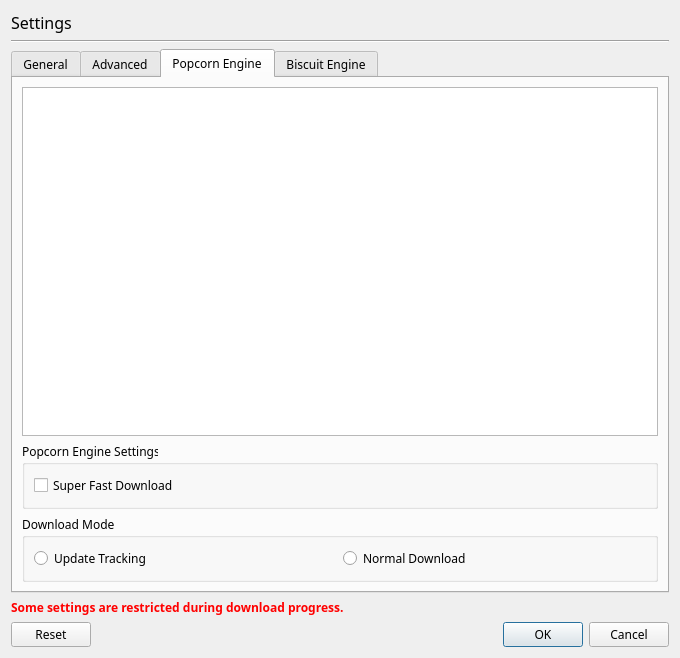
Qt form resources/ui/settings.ui (devhotteok/TwitchLink) before a commit.
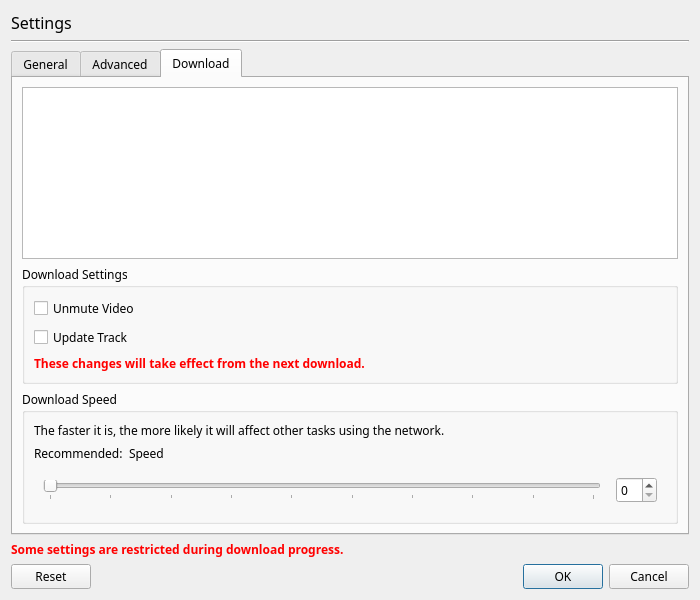
The same form after that commit. The open tabs and pages were chosen to show the change.

The edit to the form file:
```diff
--- a/resources/ui/settings.ui
+++ b/resources/ui/settings.ui
@@ -6,7 +6,7 @@
    <rect>
     <x>0</x>
     <y>0</y>
-    <width>680</width>
+    <width>700</width>
     <height>600</height>
    </rect>
   </property>
@@ -38,6 +38,7 @@
      </property>
      <property name="font">
       <font>
+       <family>Arial Rounded MT Bold</family>
        <pointsize>12</pointsize>
       </font>
      </property>
@@ -82,37 +83,7 @@
           <item>
            <widget class="QCheckBox" name="autoClose">
             <property name="text">
-             <string>Automatic Exit after Download</string>
-            </property>
-           </widget>
-          </item>
-         </layout>
-        </widget>
-       </item>
-       <item>
-        <widget class="QGroupBox" name="engineArea">
-         <property name="title">
-          <string>Download Engine</string>
-         </property>
-         <layout class="QHBoxLayout" name="engineAreaLayout">
-          <item>
-           <widget class="QRadioButton" name="popcornEngine">
-            <property name="text">
-             <string>Popcorn Engine</string>
-            </property>
-           </widget>
-          </item>
-          <item>
-           <widget class="QRadioButton" name="biscuitEngine">
-            <property name="text">
-             <string>Biscuit Engine</string>
-            </property>
-           </widget>
-          </item>
-          <item>
-           <widget class="QToolButton" name="downloadEngineInfo">
-            <property name="text">
-             <string>?</string>
+             <string>Automatic exit after Stream/Video download</string>
             </property>
            </widget>
           </item>
@@ -472,11 +443,17 @@
      </widget>
      <widget class="QWidget" name="popcornEngineSettings">
       <attribute name="title">
-       <string>Popcorn Engine</string>
+       <string>Download</string>
       </attribute>
       <layout class="QVBoxLayout" name="maruEngineSettingsLayout">
        <item>
-        <widget class="QTextBrowser" name="popcornEngineInfo">
+        <widget class="QTextBrowser" name="downloadEngineInfo">
+         <property name="sizePolicy">
+          <sizepolicy hsizetype="Expanding" vsizetype="Expanding">
+           <horstretch>0</horstretch>
+           <verstretch>0</verstretch>
+          </sizepolicy>
+         </property>
          <property name="html">
           <string>&lt;!DOCTYPE HTML PUBLIC &quot;-//W3C//DTD HTML 4.0//EN&quot; &quot;http://www.w3.org/TR/REC-html40/strict.dtd&quot;&gt;
 &lt;html&gt;&lt;head&gt;&lt;meta name=&quot;qrichtext&quot; content=&quot;1&quot; /&gt;&lt;style type=&quot;text/css&quot;&gt;
@@ -492,18 +469,37 @@
        <item>
         <widget class="QGroupBox" name="popcornSettingsArea">
          <property name="title">
-          <string>Popcorn Engine Settings</string>
+          <string>Download Settings</string>
          </property>
          <layout class="QVBoxLayout" name="popcornSettingsAreaLayout">
           <item>
-           <widget class="QCheckBox" name="popcornFastDownload">
+           <widget class="QCheckBox" name="unmuteVideo">
+            <property name="text">
+             <string>Unmute Video</string>
+            </property>
+           </widget>
+          </item>
+          <item>
+           <widget class="QCheckBox" name="updateTrack">
+            <property name="text">
+             <string>Update Track</string>
+            </property>
+           </widget>
+          </item>
+          <item>
+           <widget class="QLabel" name="changesInfoLabel">
             <property name="font">
              <font>
-              <strikeout>false</strikeout>
+              <family>Arial Rounded MT Bold</family>
+              <weight>75</weight>
+              <bold>true</bold>
              </font>
             </property>
+            <property name="styleSheet">
+             <string notr="true">color: rgb(255, 0, 0);</string>
+            </property>
             <property name="text">
-             <string>Super Fast Download</string>
+             <string>These changes will take effect from the next download.</string>
             </property>
            </widget>
           </item>
@@ -513,21 +509,86 @@
        <item>
         <widget class="QGroupBox" name="popcornDownloadModeArea">
          <property name="title">
-          <string>Download Mode</string>
+          <string>Download Speed</string>
          </property>
-         <layout class="QHBoxLayout" name="popcornDownloadModeAreaLayout">
+         <layout class="QVBoxLayout" name="downloadSpeedAreaLayout">
           <item>
-           <widget class="QRadioButton" name="popcornUpdateTracking">
+           <widget class="QLabel" name="downloadSpeedInfo">
+            <property name="sizePolicy">
+             <sizepolicy hsizetype="Ignored" vsizetype="Preferred">
+              <horstretch>0</horstretch>
+              <verstretch>0</verstretch>
+             </sizepolicy>
+            </property>
             <property name="text">
-             <string>Update Tracking</string>
+             <string>The faster it is, the more likely it will affect other tasks using the network.</string>
             </property>
            </widget>
           </item>
           <item>
-           <widget class="QRadioButton" name="popcornNormal">
-            <property name="text">
-             <string>Normal Download</string>
-            </property>
+           <widget class="QWidget" name="recommendedSpeedArea" native="true">
+            <layout class="QFormLayout" name="recommendedSpeedAreaLayout">
+             <property name="leftMargin">
+              <number>0</number>
+             </property>
+             <property name="topMargin">
+              <number>0</number>
+             </property>
+             <property name="rightMargin">
+              <number>0</number>
+             </property>
+             <property name="bottomMargin">
+              <number>0</number>
+             </property>
+             <item row="0" column="1">
+              <widget class="QLabel" name="recommendedSpeed">
+               <property name="text">
+                <string>Speed</string>
+               </property>
+              </widget>
+             </item>
+             <item row="0" column="0">
+              <widget class="QLabel" name="recommendedSpeedLabel">
+               <property name="text">
+                <string>Recommended:</string>
+               </property>
+              </widget>
+             </item>
+            </layout>
+           </widget>
+          </item>
+          <item>
+           <widget class="QWidget" name="speedSliderArea" native="true">
+            <layout class="QHBoxLayout" name="speedSliderAreaLayout">
+             <property name="spacing">
+              <number>15</number>
+             </property>
+             <item>
+              <widget class="QSlider" name="downloadSpeed">
+               <property name="minimum">
+                <number>1</number>
+               </property>
+               <property name="maximum">
+                <number>10</number>
+               </property>
+               <property name="pageStep">
+                <number>1</number>
+               </property>
+               <property name="orientation">
+                <enum>Qt::Horizontal</enum>
+               </property>
+               <property name="tickPosition">
+                <enum>QSlider::TicksBelow</enum>
+               </property>
+               <property name="tickInterval">
+                <number>1</number>
+               </property>
+              </widget>
+             </item>
+             <item>
+              <widget class="QSpinBox" name="speedSpinBox"/>
+             </item>
+            </layout>
            </widget>
           </item>
          </layout>
@@ -535,27 +596,6 @@
        </item>
       </layout>
      </widget>
-     <widget class="QWidget" name="biscuitEngineSettings">
-      <attribute name="title">
-       <string>Biscuit Engine</string>
-      </attribute>
-      <layout class="QVBoxLayout" name="tonyEngineSettingsLayout">
-       <item>
-        <widget class="QTextBrowser" name="biscuitEngineInfo">
-         <property name="html">
-          <string>&lt;!DOCTYPE HTML PUBLIC &quot;-//W3C//DTD HTML 4.0//EN&quot; &quot;http://www.w3.org/TR/REC-html40/strict.dtd&quot;&gt;
-&lt;html&gt;&lt;head&gt;&lt;meta name=&quot;qrichtext&quot; content=&quot;1&quot; /&gt;&lt;style type=&quot;text/css&quot;&gt;
-p, li { white-space: pre-wrap; }
-&lt;/style&gt;&lt;/head&gt;&lt;body style=&quot; font-family:'Arial Rounded MT Bold'; font-size:9pt; font-weight:400; font-style:normal;&quot;&gt;
-&lt;p style=&quot;-qt-paragraph-type:empty; margin-top:0px; margin-bottom:0px; margin-left:0px; margin-right:0px; -qt-block-indent:0; text-indent:0px;&quot;&gt;&lt;br /&gt;&lt;/p&gt;&lt;/body&gt;&lt;/html&gt;</string>
-         </property>
-         <property name="textInteractionFlags">
-          <set>Qt::NoTextInteraction</set>
-         </property>
-        </widget>
-       </item>
-      </layout>
-     </widget>
     </widget>
    </item>
    <item>
```
Left out of the diff: 102 changed lines with no effect on the pictures.
